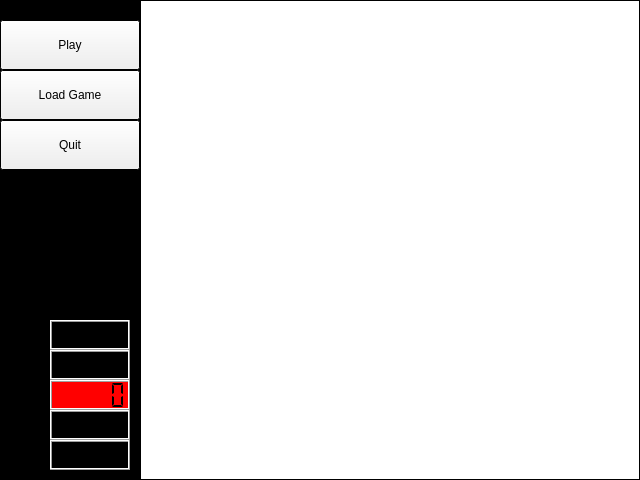
First picture: the form in 3get33/3get33/MainUI/mainwindow.ui, repository Egepi/3get33, before the edit.
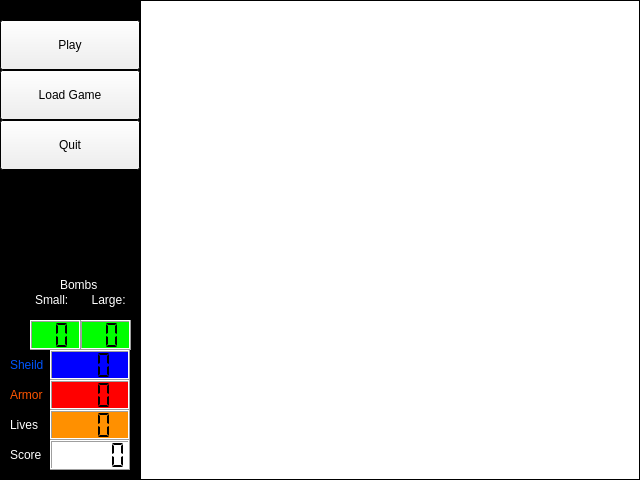
Second picture: the form after the edit.

What changed in the file:
```diff
--- a/3get33/3get33/MainUI/mainwindow.ui
+++ b/3get33/3get33/MainUI/mainwindow.ui
@@ -139,6 +139,73 @@
       <height>30</height>
      </rect>
     </property>
+    <property name="palette">
+     <palette>
+      <active>
+       <colorrole role="Base">
+        <brush brushstyle="SolidPattern">
+         <color alpha="255">
+          <red>255</red>
+          <green>255</green>
+          <blue>255</blue>
+         </color>
+        </brush>
+       </colorrole>
+       <colorrole role="Window">
+        <brush brushstyle="SolidPattern">
+         <color alpha="255">
+          <red>255</red>
+          <green>255</green>
+          <blue>255</blue>
+         </color>
+        </brush>
+       </colorrole>
+      </active>
+      <inactive>
+       <colorrole role="Base">
+        <brush brushstyle="SolidPattern">
+         <color alpha="255">
+          <red>255</red>
+          <green>255</green>
+          <blue>255</blue>
+         </color>
+        </brush>
+       </colorrole>
+       <colorrole role="Window">
+        <brush brushstyle="SolidPattern">
+         <color alpha="255">
+          <red>255</red>
+          <green>255</green>
+          <blue>255</blue>
+         </color>
+        </brush>
+       </colorrole>
+      </inactive>
+      <disabled>
+       <colorrole role="Base">
+        <brush brushstyle="SolidPattern">
+         <color alpha="255">
+          <red>255</red>
+          <green>255</green>
+          <blue>255</blue>
+         </color>
+        </brush>
+       </colorrole>
+       <colorrole role="Window">
+        <brush brushstyle="SolidPattern">
+         <color alpha="255">
+          <red>255</red>
+          <green>255</green>
+          <blue>255</blue>
+         </color>
+        </brush>
+       </colorrole>
+      </disabled>
+     </palette>
+    </property>
+    <property name="autoFillBackground">
+     <bool>true</bool>
+    </property>
     <property name="frameShape">
      <enum>QFrame::Box</enum>
     </property>
@@ -167,6 +234,43 @@
       <height>30</height>
      </rect>
     </property>
+    <property name="palette">
+     <palette>
+      <active>
+       <colorrole role="WindowText">
+        <brush brushstyle="SolidPattern">
+         <color alpha="255">
+          <red>255</red>
+          <green>255</green>
+          <blue>255</blue>
+         </color>
+        </brush>
+       </colorrole>
+      </active>
+      <inactive>
+       <colorrole role="WindowText">
+        <brush brushstyle="SolidPattern">
+         <color alpha="255">
+          <red>255</red>
+          <green>255</green>
+          <blue>255</blue>
+         </color>
+        </brush>
+       </colorrole>
+      </inactive>
+      <disabled>
+       <colorrole role="WindowText">
+        <brush brushstyle="SolidPattern">
+         <color alpha="255">
+          <red>120</red>
+          <green>120</green>
+          <blue>120</blue>
+         </color>
+        </brush>
+       </colorrole>
+      </disabled>
+     </palette>
+    </property>
     <property name="text">
      <string>Score</string>
     </property>
@@ -180,6 +284,43 @@
       <height>30</height>
      </rect>
     </property>
+    <property name="palette">
+     <palette>
+      <active>
+       <colorrole role="WindowText">
+        <brush brushstyle="SolidPattern">
+         <color alpha="255">
+          <red>255</red>
+          <green>255</green>
+          <blue>255</blue>
+         </color>
+        </brush>
+       </colorrole>
+      </active>
+      <inactive>
+       <colorrole role="WindowText">
+        <brush brushstyle="SolidPattern">
+         <color alpha="255">
+          <red>255</red>
+          <green>255</green>
+          <blue>255</blue>
+         </color>
+        </brush>
+       </colorrole>
+      </inactive>
+      <disabled>
+       <colorrole role="WindowText">
+        <brush brushstyle="SolidPattern">
+         <color alpha="255">
+          <red>120</red>
+          <green>120</green>
+          <blue>120</blue>
+         </color>
+        </brush>
+       </colorrole>
+      </disabled>
+     </palette>
+    </property>
     <property name="text">
      <string>Lives</string>
     </property>
@@ -193,6 +334,73 @@
       <height>30</height>
      </rect>
     </property>
+    <property name="palette">
+     <palette>
+      <active>
+       <colorrole role="Base">
+        <brush brushstyle="SolidPattern">
+         <color alpha="255">
+          <red>255</red>
+          <green>255</green>
+          <blue>255</blue>
+         </color>
+        </brush>
+       </colorrole>
+       <colorrole role="Window">
+        <brush brushstyle="SolidPattern">
+         <color alpha="255">
+          <red>255</red>
+          <green>144</green>
+          <blue>0</blue>
+         </color>
+        </brush>
+       </colorrole>
+      </active>
+      <inactive>
+       <colorrole role="Base">
+        <brush brushstyle="SolidPattern">
+         <color alpha="255">
+          <red>255</red>
+          <green>255</green>
+          <blue>255</blue>
+         </color>
+        </brush>
+       </colorrole>
+       <colorrole role="Window">
+        <brush brushstyle="SolidPattern">
+         <color alpha="255">
+          <red>255</red>
+          <green>144</green>
+          <blue>0</blue>
+         </color>
+        </brush>
+       </colorrole>
+      </inactive>
+      <disabled>
+       <colorrole role="Base">
+        <brush brushstyle="SolidPattern">
+         <color alpha="255">
+          <red>255</red>
+          <green>144</green>
+          <blue>0</blue>
+         </color>
+        </brush>
+       </colorrole>
+       <colorrole role="Window">
+        <brush brushstyle="SolidPattern">
+         <color alpha="255">
+          <red>255</red>
+          <green>144</green>
+          <blue>0</blue>
+         </color>
+        </brush>
+       </colorrole>
+      </disabled>
+     </palette>
+    </property>
+    <property name="autoFillBackground">
+     <bool>true</bool>
+    </property>
     <property name="frameShape">
      <enum>QFrame::Box</enum>
     </property>
@@ -200,7 +408,7 @@
      <enum>QFrame::Raised</enum>
     </property>
     <property name="numDigits">
-     <number>5</number>
+     <number>3</number>
     </property>
     <property name="segmentStyle">
      <enum>QLCDNumber::Flat</enum>
@@ -221,6 +429,43 @@
       <height>30</height>
      </rect>
     </property>
+    <property name="palette">
+     <palette>
+      <active>
+       <colorrole role="WindowText">
+        <brush brushstyle="SolidPattern">
+         <color alpha="255">
+          <red>255</red>
+          <green>85</green>
+          <blue>0</blue>
+         </color>
+        </brush>
+       </colorrole>
+      </active>
+      <inactive>
+       <colorrole role="WindowText">
+        <brush brushstyle="SolidPattern">
+         <color alpha="255">
+          <red>255</red>
+          <green>85</green>
+          <blue>0</blue>
+         </color>
+        </brush>
+       </colorrole>
+      </inactive>
+      <disabled>
+       <colorrole role="WindowText">
+        <brush brushstyle="SolidPattern">
+         <color alpha="255">
+          <red>120</red>
+          <green>120</green>
+          <blue>120</blue>
+         </color>
+        </brush>
+       </colorrole>
+      </disabled>
+     </palette>
+    </property>
     <property name="text">
      <string>Armor</string>
     </property>
@@ -234,6 +479,43 @@
       <height>30</height>
      </rect>
     </property>
+    <property name="palette">
+     <palette>
+      <active>
+       <colorrole role="WindowText">
+        <brush brushstyle="SolidPattern">
+         <color alpha="255">
+          <red>0</red>
+          <green>85</green>
+          <blue>255</blue>
+         </color>
+        </brush>
+       </colorrole>
+      </active>
+      <inactive>
+       <colorrole role="WindowText">
+        <brush brushstyle="SolidPattern">
+         <color alpha="255">
+          <red>0</red>
+          <green>85</green>
+          <blue>255</blue>
+         </color>
+        </brush>
+       </colorrole>
+      </inactive>
+      <disabled>
+       <colorrole role="WindowText">
+        <brush brushstyle="SolidPattern">
+         <color alpha="255">
+          <red>120</red>
+          <green>120</green>
+          <blue>120</blue>
+         </color>
+        </brush>
+       </colorrole>
+      </disabled>
+     </palette>
+    </property>
     <property name="text">
      <string>Sheild</string>
     </property>
@@ -241,44 +523,53 @@
    <widget class="QLabel" name="bombsLabel">
     <property name="geometry">
      <rect>
-      <x>10</x>
-      <y>320</y>
+      <x>60</x>
+      <y>270</y>
       <width>40</width>
       <height>30</height>
      </rect>
     </property>
+    <property name="palette">
+     <palette>
+      <active>
+       <colorrole role="WindowText">
+        <brush brushstyle="SolidPattern">
+         <color alpha="255">
+          <red>255</red>
+          <green>255</green>
+          <blue>255</blue>
+         </color>
+        </brush>
+       </colorrole>
+      </active>
+      <inactive>
+       <colorrole role="WindowText">
+        <brush brushstyle="SolidPattern">
+         <color alpha="255">
+          <red>255</red>
+          <green>255</green>
+          <blue>255</blue>
+         </color>
+        </brush>
+       </colorrole>
+      </inactive>
+      <disabled>
+       <colorrole role="WindowText">
+        <brush brushstyle="SolidPattern">
+         <color alpha="255">
+          <red>120</red>
+          <green>120</green>
+          <blue>120</blue>
+         </color>
+        </brush>
+       </colorrole>
+      </disabled>
+     </palette>
+    </property>
     <property name="text">
      <string>Bombs</string>
     </property>
    </widget>
-   <widget class="QLCDNumber" name="bombsDisplay">
-    <property name="geometry">
-     <rect>
-      <x>50</x>
-      <y>320</y>
-      <width>80</width>
-      <height>30</height>
-     </rect>
-    </property>
-    <property name="frameShape">
-     <enum>QFrame::Box</enum>
-    </property>
-    <property name="frameShadow">
-     <enum>QFrame::Raised</enum>
-    </property>
-    <property name="numDigits">
-     <number>5</number>
-    </property>
-    <property name="segmentStyle">
-     <enum>QLCDNumber::Flat</enum>
-    </property>
-    <property name="value" stdset="0">
-     <double>0.000000000000000</double>
-    </property>
-    <property name="intValue" stdset="0">
-     <number>0</number>
-    </property>
-   </widget>
    <widget class="QLCDNumber" name="sheildDisplay">
     <property name="geometry">
      <rect>
@@ -288,6 +579,73 @@
       <height>30</height>
      </rect>
     </property>
+    <property name="palette">
+     <palette>
+      <active>
+       <colorrole role="Base">
+        <brush brushstyle="SolidPattern">
+         <color alpha="255">
+          <red>255</red>
+          <green>255</green>
+          <blue>255</blue>
+         </color>
+        </brush>
+       </colorrole>
+       <colorrole role="Window">
+        <brush brushstyle="SolidPattern">
+         <color alpha="255">
+          <red>0</red>
+          <green>0</green>
+          <blue>255</blue>
+         </color>
+        </brush>
+       </colorrole>
+      </active>
+      <inactive>
+       <colorrole role="Base">
+        <brush brushstyle="SolidPattern">
+         <color alpha="255">
+          <red>255</red>
+          <green>255</green>
+          <blue>255</blue>
+         </color>
+        </brush>
+       </colorrole>
+       <colorrole role="Window">
+        <brush brushstyle="SolidPattern">
+         <color alpha="255">
+          <red>0</red>
+          <green>0</green>
+          <blue>255</blue>
+         </color>
+        </brush>
+       </colorrole>
+      </inactive>
+      <disabled>
+       <colorrole role="Base">
+        <brush brushstyle="SolidPattern">
+         <color alpha="255">
+          <red>0</red>
+          <green>0</green>
+          <blue>255</blue>
+         </color>
+        </brush>
+       </colorrole>
+       <colorrole role="Window">
+        <brush brushstyle="SolidPattern">
+         <color alpha="255">
+          <red>0</red>
+          <green>0</green>
+          <blue>255</blue>
+         </color>
+        </brush>
+       </colorrole>
+      </disabled>
+     </palette>
+    </property>
+    <property name="autoFillBackground">
+     <bool>true</bool>
+    </property>
     <property name="frameShape">
      <enum>QFrame::Box</enum>
     </property>
@@ -295,7 +653,7 @@
      <enum>QFrame::Raised</enum>
     </property>
     <property name="numDigits">
-     <number>5</number>
+     <number>3</number>
     </property>
     <property name="segmentStyle">
      <enum>QLCDNumber::Flat</enum>
@@ -390,7 +748,7 @@
      <enum>QFrame::Raised</enum>
     </property>
     <property name="numDigits">
-     <number>5</number>
+     <number>3</number>
     </property>
     <property name="segmentStyle">
      <enum>QLCDNumber::Flat</enum>
@@ -402,6 +760,246 @@
      <number>0</number>
     </property>
    </widget>
+   <widget class="QLCDNumber" name="bigBombDisplay">
+    <property name="geometry">
+     <rect>
+      <x>80</x>
+      <y>320</y>
+      <width>51</width>
+      <height>30</height>
+     </rect>
+    </property>
+    <property name="palette">
+     <palette>
+      <active>
+       <colorrole role="Base">
+        <brush brushstyle="SolidPattern">
+         <color alpha="255">
+          <red>255</red>
+          <green>255</green>
+          <blue>255</blue>
+         </color>
+        </brush>
+       </colorrole>
+       <colorrole role="Window">
+        <brush brushstyle="SolidPattern">
+         <color alpha="255">
+          <red>0</red>
+          <green>255</green>
+          <blue>0</blue>
+         </color>
+        </brush>
+       </colorrole>
+      </active>
+      <inactive>
+       <colorrole role="Base">
+        <brush brushstyle="SolidPattern">
+         <color alpha="255">
+          <red>255</red>
+          <green>255</green>
+          <blue>255</blue>
+         </color>
+        </brush>
+       </colorrole>
+       <colorrole role="Window">
+        <brush brushstyle="SolidPattern">
+         <color alpha="255">
+          <red>0</red>
+          <green>255</green>
+          <blue>0</blue>
+         </color>
+        </brush>
+       </colorrole>
+      </inactive>
+      <disabled>
+       <colorrole role="Base">
+        <brush brushstyle="SolidPattern">
+         <color alpha="255">
+          <red>0</red>
+          <green>255</green>
+          <blue>0</blue>
+         </color>
+        </brush>
+       </colorrole>
+       <colorrole role="Window">
+        <brush brushstyle="SolidPattern">
+         <color alpha="255">
+          <red>0</red>
+          <green>255</green>
+          <blue>0</blue>
+         </color>
+        </brush>
+       </colorrole>
+      </disabled>
+     </palette>
+    </property>
+    <property name="autoFillBackground">
+     <bool>true</bool>
+    </property>
+    <property name="frameShape">
+     <enum>QFrame::Box</enum>
+    </property>
+    <property name="frameShadow">
+     <enum>QFrame::Raised</enum>
+    </property>
+    <property name="numDigits">
+     <number>2</number>
+    </property>
+    <property name="segmentStyle">
+     <enum>QLCDNumber::Flat</enum>
+    </property>
+    <property name="value" stdset="0">
+     <double>0.000000000000000</double>
+    </property>
+    <property name="intValue" stdset="0">
+     <number>0</number>
+    </property>
+   </widget>
+   <widget class="QLCDNumber" name="smallBombsDisplay">
+    <property name="geometry">
+     <rect>
+      <x>30</x>
+      <y>320</y>
+      <width>51</width>
+      <height>30</height>
+     </rect>
+    </property>
+    <property name="palette">
+     <palette>
+      <active>
+       <colorrole role="Base">
+        <brush brushstyle="SolidPattern">
+         <color alpha="255">
+          <red>255</red>
+          <green>255</green>
+          <blue>255</blue>
+         </color>
+        </brush>
+       </colorrole>
+       <colorrole role="Window">
+        <brush brushstyle="SolidPattern">
+         <color alpha="255">
+          <red>0</red>
+          <green>255</green>
+          <blue>0</blue>
+         </color>
+        </brush>
+       </colorrole>
+      </active>
+      <inactive>
+       <colorrole role="Base">
+        <brush brushstyle="SolidPattern">
+         <color alpha="255">
+          <red>255</red>
+          <green>255</green>
+          <blue>255</blue>
+         </color>
+        </brush>
+       </colorrole>
+       <colorrole role="Window">
+        <brush brushstyle="SolidPattern">
+         <color alpha="255">
+          <red>0</red>
+          <green>255</green>
+          <blue>0</blue>
+         </color>
+        </brush>
+       </colorrole>
+      </inactive>
+      <disabled>
+       <colorrole role="Base">
+        <brush brushstyle="SolidPattern">
+         <color alpha="255">
+          <red>0</red>
+          <green>255</green>
+          <blue>0</blue>
+         </color>
+        </brush>
+       </colorrole>
+       <colorrole role="Window">
+        <brush brushstyle="SolidPattern">
+         <color alpha="255">
+          <red>0</red>
+          <green>255</green>
+          <blue>0</blue>
+         </color>
+        </brush>
+       </colorrole>
+      </disabled>
+     </palette>
+    </property>
+    <property name="autoFillBackground">
+     <bool>true</bool>
+    </property>
+    <property name="frameShape">
+     <enum>QFrame::Box</enum>
+    </property>
+    <property name="frameShadow">
+     <enum>QFrame::Raised</enum>
+    </property>
+    <property name="numDigits">
+     <number>2</number>
+    </property>
+    <property name="segmentStyle">
+     <enum>QLCDNumber::Flat</enum>
+    </property>
+    <property name="value" stdset="0">
+     <double>0.000000000000000</double>
+    </property>
+    <property name="intValue" stdset="0">
+     <number>0</number>
+    </property>
+   </widget>
+   <widget class="QLabel" name="label">
+    <property name="geometry">
+     <rect>
+      <x>35</x>
+      <y>290</y>
+      <width>91</width>
+      <height>20</height>
+     </rect>
+    </property>
+    <property name="palette">
+     <palette>
+      <active>
+       <colorrole role="WindowText">
+        <brush brushstyle="SolidPattern">
+         <color alpha="255">
+          <red>255</red>
+          <green>255</green>
+          <blue>255</blue>
+         </color>
+        </brush>
+       </colorrole>
+      </active>
+      <inactive>
+       <colorrole role="WindowText">
+        <brush brushstyle="SolidPattern">
+         <color alpha="255">
+          <red>255</red>
+          <green>255</green>
+          <blue>255</blue>
+         </color>
+        </brush>
+       </colorrole>
+      </inactive>
+      <disabled>
+       <colorrole role="WindowText">
+        <brush brushstyle="SolidPattern">
+         <color alpha="255">
+          <red>120</red>
+          <green>120</green>
+          <blue>120</blue>
+         </color>
+        </brush>
+       </colorrole>
+      </disabled>
+     </palette>
+    </property>
+    <property name="text">
+     <string>Small:       Large:</string>
+    </property>
+   </widget>
   </widget>
  </widget>
  <layoutdefault spacing="6" margin="11"/>
```
Left out of the diff: 22 changed lines with no effect on the pictures.
